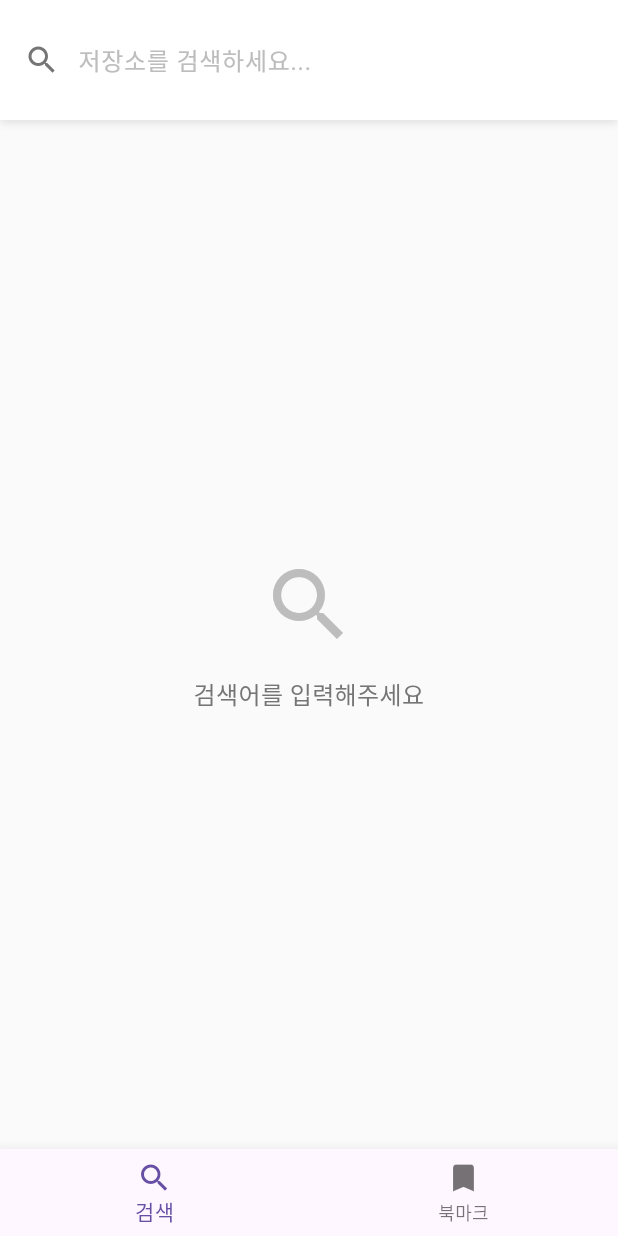
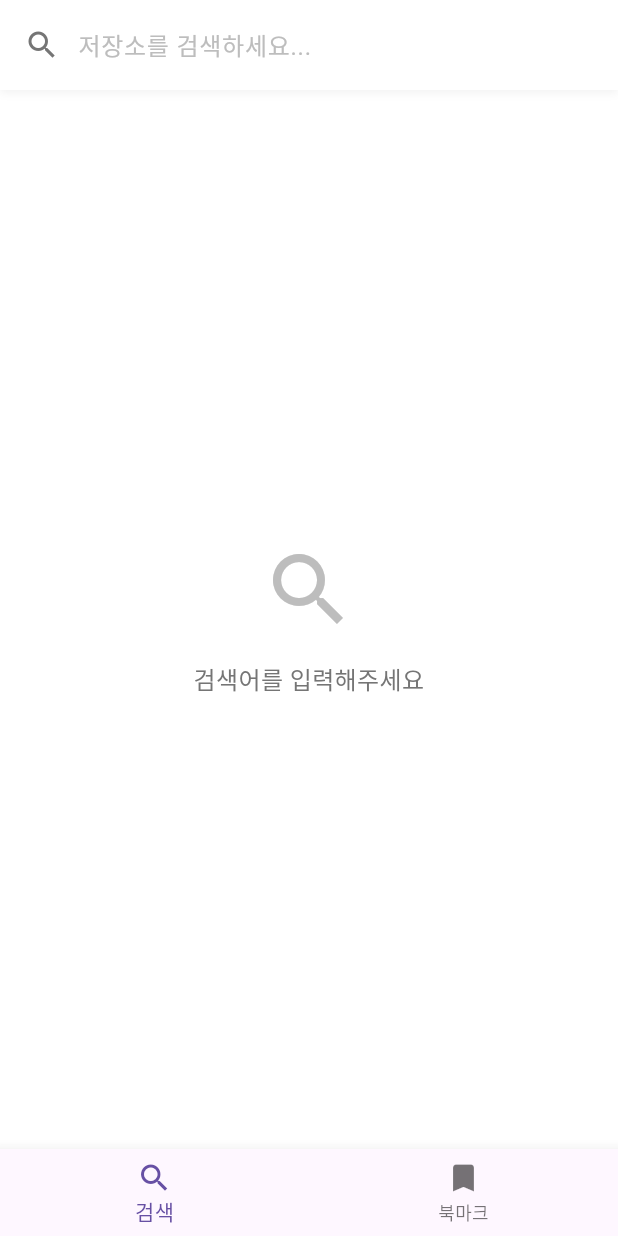
Before and after one commit to SongTaehwan/repin, a Flutter app: the screen it shows after launch, on a phone screen of 412 x 824 dp. Run offline on Flutter 3.47's test engine with Material 3 defaults, Android fonts, the light colour scheme and no system bars; our stand-ins replace dio, fpdart, freezed_annotation, get, get_it, hive_flutter and 3 more; missing offline and left inert: dio_cache_interceptor, dio_cache_interceptor_hive_store; accounts and stored records are empty; generated files the repository leaves out were written again; statements that could not run were skipped.

Commit message:
UI 디테일 수정

```diff
--- a/lib/app/modules/repository_search/repository_search.view.dart
+++ b/lib/app/modules/repository_search/repository_search.view.dart
@@ -14,7 +14,7 @@ class RepositorySearchView extends GetView<RepositorySearchController> {
   @override
   Widget build(BuildContext context) {
     return Scaffold(
-      backgroundColor: Colors.grey[50],
+      backgroundColor: Colors.white,
       body: SafeArea(
         child: Column(
           children: [
@@ -31,12 +31,12 @@ class RepositorySearchView extends GetView<RepositorySearchController> {
   /// 검색바 위젯
   Widget _buildSearchBar() {
     return Container(
-      padding: const EdgeInsets.all(16.0),
+      padding: const EdgeInsets.symmetric(horizontal: 16.0, vertical: 6.0),
       decoration: BoxDecoration(
         color: Colors.white,
         boxShadow: [
           BoxShadow(
-            color: Colors.black.withOpacity(0.1),
+            color: Colors.black.withValues(alpha: 0.05),
             blurRadius: 4,
             offset: const Offset(0, 2),
           ),
@@ -126,7 +126,7 @@ class RepositorySearchView extends GetView<RepositorySearchController> {
         borderRadius: BorderRadius.circular(12),
         boxShadow: [
           BoxShadow(
-            color: Colors.black.withOpacity(0.05),
+            color: Colors.black.withValues(alpha: 0.05),
             blurRadius: 8,
             offset: const Offset(0, 2),
           ),
@@ -163,8 +163,7 @@ class RepositorySearchView extends GetView<RepositorySearchController> {
           ),
           const SizedBox(height: 8),
           // 설명
-          if (repository.description != null &&
-              repository.description.isNotEmpty)
+          if (repository.description.isNotEmpty)
             Text(
               repository.description,
               style: TextStyle(fontSize: 14, color: Colors.grey[700]),
```
